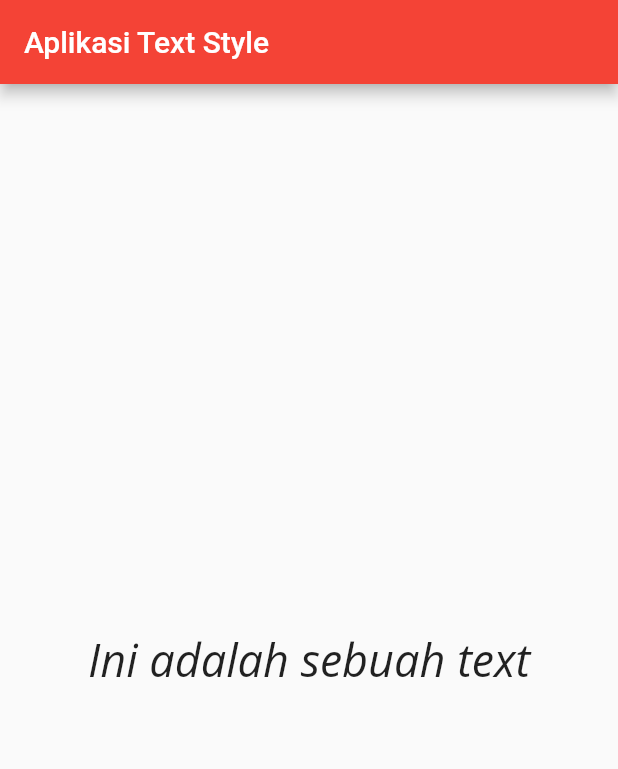
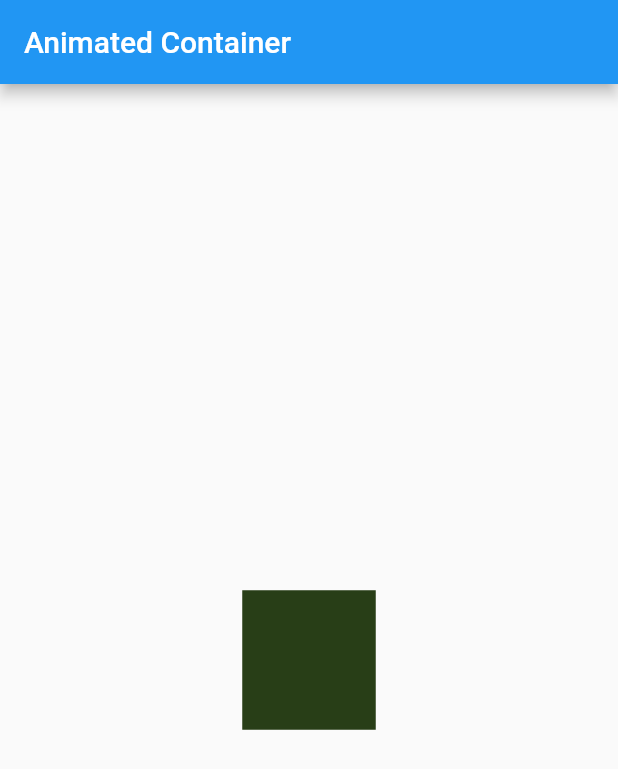
Before and after one commit to arifinmn11/basic-flutter, a Flutter app: the screen it shows after launch, on a phone screen of 412 x 824 dp. Shown: the top 769 px of the screen. Run offline on Flutter 3.47's test engine with Material 2 defaults, Android fonts, the phone set to English and light mode, and no system bars.

Commit message:
example animatedcontainer and gesture detector

```diff
--- a/lib/main.dart
+++ b/lib/main.dart
@@ -1,34 +1,43 @@
+import 'dart:math';
+
 import 'package:flutter/material.dart';
 
 void main() {
   runApp(const MyApp());
 }
 
-class MyApp extends StatelessWidget {
+class MyApp extends StatefulWidget {
   const MyApp({Key? key}) : super(key: key);
+
+  @override
+  _MyAppState createState() => _MyAppState();
+}
+
+class _MyAppState extends State<MyApp> {
+  Random random = Random();
 
   @override
   Widget build(BuildContext context) {
     return MaterialApp(
-        title: 'Flutter Demo',
-        theme: ThemeData(
-          primarySwatch: Colors.red,
+      home: Scaffold(
+        appBar: AppBar(
+          title: Text('Animated Container'),
         ),
-        home: Scaffold(
-          appBar: AppBar(
-            title: Text("Aplikasi Text Style"),
-          ),
-          body: Center(
-            child: Text(
-              "Ini adalah sebuah text",
-              style: TextStyle(
-                  fontFamily: 'OpenSans',
-                  fontSize: 30,
-                  fontStyle: FontStyle.italic,
-                  decoration: TextDecoration.none,
-                  decorationStyle: TextDecorationStyle.double),
+        body: Center(
+          child: GestureDetector(
+            onTap: () {
+              setState(() {});
+            },
+            child: AnimatedContainer(
+              duration: Duration(seconds: 1),
+              color: Color.fromARGB(255, random.nextInt(255),
+                  random.nextInt(255), random.nextInt(255)),
+              width: 50.0 + random.nextInt(101),
+              height: 50.0 + random.nextInt(101),
             ),
           ),
-        ));
+        ),
+      ),
+    );
   }
 }
```
Also changed, not shown: pubspec.yaml (+6 -6 lines), fonts/OpenSans-Bold.ttf (deleted), fonts/OpenSans-BoldItalic.ttf (deleted), fonts/OpenSans-ExtraBold.ttf (deleted), fonts/OpenSans-ExtraBoldItalic.ttf (deleted), fonts/OpenSans-Italic.ttf (deleted), fonts/OpenSans-Light.ttf (deleted), fonts/OpenSans-LightItalic.ttf (deleted), fonts/OpenSans-Regular.ttf (deleted), fonts/OpenSans-SemiBold.ttf (deleted), fonts/OpenSans-SemiBoldItalic.ttf (deleted), 2 other files.
